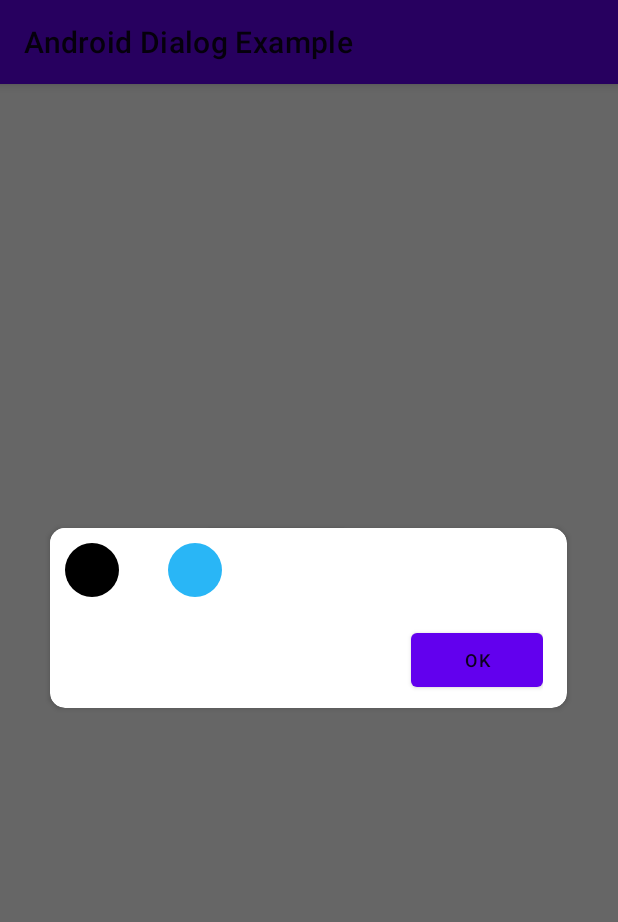
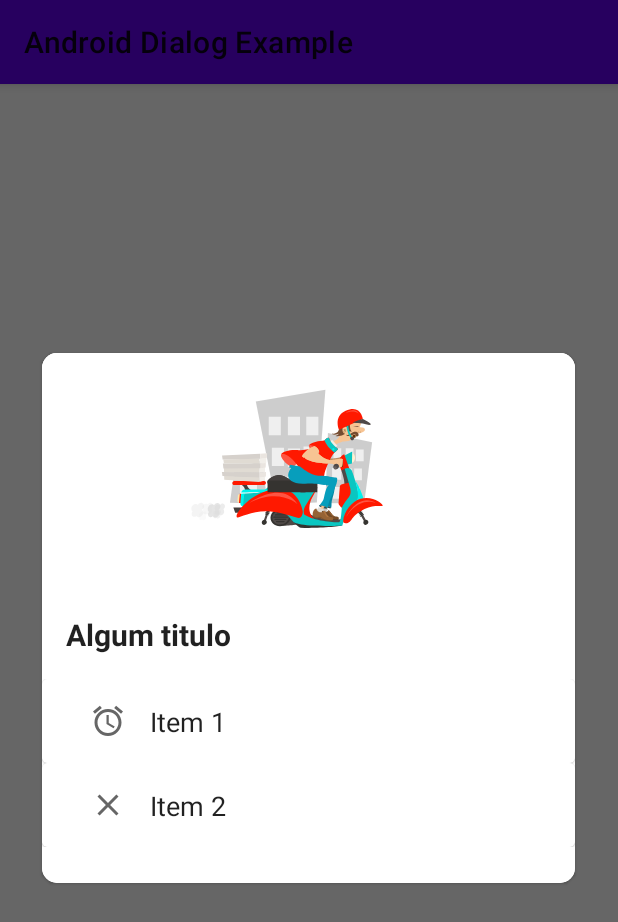
Before and after one commit to jhonatansabadi/android-dialog, an Android app: the screen it shows after launch (MainActivity), after a tap on "BUTTON", on a phone screen of 412 x 824 dp. Shown: the top 922 px of the screen. Run offline under Robolectric (Android 15) with nearby library versions, the phone set to English and light mode, and no system bars; libraries missing offline, so code that uses them is left out: org.jetbrains.anko.

Commit message:
Adicionado lottie no multidialog e melhorias d elayout

```diff
--- a/android-dialog/src/main/java/jhonatan/sabadi/android_dialog/dialog/BaseDialog.kt
+++ b/android-dialog/src/main/java/jhonatan/sabadi/android_dialog/dialog/BaseDialog.kt
@@ -2,17 +2,23 @@ package jhonatan.sabadi.android_dialog.dialog
 
 import android.app.Activity
 import android.app.AlertDialog
+import android.content.res.ColorStateList
 import android.graphics.Color
 import android.graphics.Typeface
 import android.graphics.drawable.ColorDrawable
 import android.util.TypedValue
 import android.view.View
 import androidx.core.content.ContextCompat
+import com.airbnb.lottie.LottieDrawable
 import com.bumptech.glide.Glide
 import jhonatan.sabadi.android_dialog.R
 import kotlinx.android.synthetic.main.base_dialog.view.*
+import kotlinx.android.synthetic.main.base_dialog.view.titleDialog
 import kotlinx.android.synthetic.main.base_dialog_actions.view.*
+import kotlinx.android.synthetic.main.lottie_dialog.view.*
+import kotlinx.android.synthetic.main.multi_item_dialog.view.*
 import kotlinx.android.synthetic.main.simple_dialog.view.*
+import kotlinx.android.synthetic.main.simple_dialog.view.imageDialog
 import org.jetbrains.anko.internals.AnkoInternals
 import org.jetbrains.anko.textColor
 
@@ -134,6 +140,15 @@ open class BaseDialog(
                 .into(customView.imageDialog)
     }
 
+    fun setLottieImage(lottieIMage: String) {
+        showLottieImage = true
+        customView.lottieDialog.apply {
+            setAnimation(lottieIMage)
+            repeatCount = LottieDrawable.INFINITE
+            playAnimation()
+        }
+    }
+
     fun actionButton(title: String = "YES", callback: (dialog: AlertDialog) -> Unit) {
         showBothButtons()
         customView.actionButtonDialog?.text = title.toUpperCase()
@@ -171,14 +186,41 @@ open class BaseDialog(
         customView.okButtonDialog?.visibility = View.VISIBLE
     }
 
-    var actionButtonTextColor = R.color.black
+    var actionButtonTextColor = R.attr.colorControlNormal
         set(value) {
             customView.actionButtonDialog?.textColor = ContextCompat.getColor(activity, value)
         }
 
-    var neutralButtonTextColor = R.color.black
+    var neutralButtonTextColor = R.attr.colorControlNormal
         set(value) {
             customView.neutralButtonDialog?.textColor = ContextCompat.getColor(activity, value)
+        }
+
+    fun setOkButtonIcon(iconRes: Int, color: Int? = null) {
+        customView.okButtonDialog.apply {
+            icon = activity.getDrawable(iconRes)
+            color?.let {
+                iconTint = ColorStateList.valueOf(ContextCompat.getColor(activity, color))
+            }
+        }
+    }
+
+    fun setActionButtonIcon(iconRes: Int, color: Int? = null) {
+        customView.actionButtonDialog.apply {
+            icon = activity.getDrawable(iconRes)
+            color?.let {
+                iconTint = ColorStateList.valueOf(ContextCompat.getColor(activity, color))
+            }
+        }
+    }
+
+    fun setNeutralButtonIcon(iconRes: Int, color: Int? = null) {
+        customView.neutralButtonDialog.apply {
+            icon = activity.getDrawable(iconRes)
+            color?.let {
+                iconTint = ColorStateList.valueOf(ContextCompat.getColor(activity, color))
+            }
+        }
     }
 
     private var showImage: Boolean
@@ -188,4 +230,12 @@ open class BaseDialog(
                 customView.imageDialog?.visibility = View.VISIBLE
             }
         }
+
+    private var showLottieImage: Boolean
+        get() = false
+        set(value) {
+            if (value) {
+                customView.lottieDialog?.visibility = View.VISIBLE
             }
+        }
+}
--- a/android-dialog/src/main/java/jhonatan/sabadi/android_dialog/dialog/MultiItemDialog.kt
+++ b/android-dialog/src/main/java/jhonatan/sabadi/android_dialog/dialog/MultiItemDialog.kt
@@ -1,7 +1,6 @@
 package com.android.androiddialog.dialog
 
 import android.app.Activity
-import android.app.AlertDialog
 import android.view.View
 import androidx.recyclerview.widget.LinearLayoutManager
 import com.android.androiddialog.adapter.MultiItemAdapter
@@ -12,9 +11,10 @@ import jhonatan.sabadi.android_dialog.dialog.BaseDialog
 import kotlinx.android.synthetic.main.multi_item_dialog.view.*
 
 class MultiItemDialog(
-    activity: Activity,
-    val itens: MutableList<String>,
-    val icons: MutableList<Int>? = null
+        activity: Activity,
+        val itens: MutableList<String>,
+        val icons: MutableList<Int>? = null,
+        val icon: Int? = null
 ) : BaseDialog(activity, R.layout.multi_item_dialog), OnRecyclerClickListener {
 
     private var onItemClick: OnItemClickListener? = null
@@ -50,19 +50,40 @@ class MultiItemDialog(
     }
 
     private fun initRecyclerView() {
+        val iconsfilled = getIconsFullfilled(icon)
         customView.recyclerViewDialog.apply {
             layoutManager = LinearLayoutManager(activity)
-            adapter = MultiItemAdapter(itens, icons, this@MultiItemDialog)
+            adapter = MultiItemAdapter(itens, icons ?: iconsfilled, this@MultiItemDialog)
             hasFixedSize()
             isNestedScrollingEnabled = true
         }
     }
+
+    private fun getIconsFullfilled(icon: Int?): MutableList<Int> {
+        val iconsfilled = mutableListOf<Int>()
+        if (icons.isNullOrEmpty()) {
+            itens.forEach {
+                icon?.let {
+                    iconsfilled?.add(icon)
+                }
+            }
+        }
+        return iconsfilled
+    }
 }
 
 fun Activity.multiItemDialog(
-    itens: MutableList<String>,
-    icons: MutableList<Int>? = null,
-    init: (MultiItemDialog.() -> Unit)
+        itens: MutableList<String>,
+        icons: MutableList<Int>? = null,
+        init: (MultiItemDialog.() -> Unit)
 ) {
     MultiItemDialog(this, itens, icons).apply(init)
 }
+
+fun Activity.multiItemDialog(
+        itens: MutableList<String>,
+        icon: Int? = null,
+        init: (MultiItemDialog.() -> Unit)
+) {
+    MultiItemDialog(this, itens, null, icon).apply(init)
+}
--- a/android-dialog/src/main/res/layout/base_dialog_actions.xml
+++ b/android-dialog/src/main/res/layout/base_dialog_actions.xml
@@ -1,7 +1,6 @@
 <?xml version="1.0" encoding="utf-8"?>
 <androidx.constraintlayout.widget.ConstraintLayout xmlns:android="http://schemas.android.com/apk/res/android"
     xmlns:app="http://schemas.android.com/apk/res-auto"
-    xmlns:tools="http://schemas.android.com/tools"
     android:layout_width="match_parent"
     android:layout_height="wrap_content"
     android:paddingStart="12dp"
@@ -25,10 +24,9 @@
         android:textColor="?android:attr/textColorPrimary"
         android:textSize="12sp"
         android:visibility="visible"
-        app:icon="@drawable/ic_close"
         android:layout_marginEnd="8dp"
         app:iconSize="16dp"
-        app:iconTint="?android:attr/textColorPrimary"
+        app:iconTint="?android:attr/colorControlNormal"
         app:layout_constraintEnd_toStartOf="@+id/actionButtonDialog"
         app:layout_constraintStart_toStartOf="parent"
         app:layout_constraintTop_toTopOf="parent" />
@@ -39,10 +37,9 @@
         android:layout_height="wrap_content"
         android:layout_marginStart="8dp"
         android:text="action"
-        android:textColor="?android:attr/textColorPrimary"
+        android:textColor="@color/white"
         android:textSize="12sp"
-        app:icon="@drawable/ic_directions_walk_black_24dp"
-        app:iconTint="?android:attr/textColorPrimary"
+        app:iconTint="@color/white"
         app:layout_constraintEnd_toEndOf="parent"
         app:layout_constraintStart_toEndOf="@+id/neutralButtonDialog"
         app:layout_constraintTop_toTopOf="parent" />
@@ -52,32 +49,12 @@
         android:layout_width="wrap_content"
         android:layout_height="wrap_content"
         android:text="ok"
-        android:visibility="visible"
-        android:textColor="?android:attr/textColorPrimary"
-        android:textSize="12sp"
+        android:visibility="gone"
+        android:textColor="@color/white"
+        android:textStyle="bold"
         app:layout_constraintEnd_toEndOf="parent"
         app:layout_constraintTop_toBottomOf="@+id/actionButtonDialog" />
 
-    <Button
-        android:visibility="gone"
-        android:id="@+id/cancelButtonDialog"
-        android:layout_width="wrap_content"
-        android:layout_height="wrap_content"
-        android:layout_marginEnd="16dp"
-        android:text="Button"
-        app:layout_constraintBottom_toBottomOf="@+id/okButtonDialog"
-        app:layout_constraintEnd_toStartOf="@+id/okButtonDialog"
-        app:layout_constraintTop_toTopOf="parent" />
-
-    <Button
-        android:id="@+id/defaultButtonDialog"
-        android:layout_width="wrap_content"
-        android:layout_height="wrap_content"
-        android:text="Button"
-        android:visibility="gone"
-        app:layout_constraintBottom_toBottomOf="@+id/okButtonDialog"
-        app:layout_constraintStart_toStartOf="parent"
-        app:layout_constraintTop_toTopOf="@+id/okButtonDialog" />
 
 
 </androidx.constraintlayout.widget.ConstraintLayout>
--- a/android-dialog/src/main/res/layout/multi_item_dialog.xml
+++ b/android-dialog/src/main/res/layout/multi_item_dialog.xml
@@ -6,64 +6,94 @@
     android:layout_width="match_parent"
     android:layout_height="wrap_content">
 
-    <androidx.cardview.widget.CardView
+    <com.google.android.material.card.MaterialCardView
         android:layout_width="match_parent"
         android:layout_height="wrap_content"
         android:layout_gravity="center_horizontal"
         android:layout_margin="18dp"
         android:layout_marginBottom="32dp"
-        android:background="@drawable/delete"
-        android:gravity="center_horizontal"
-        android:orientation="vertical"
+        app:cardCornerRadius="10dp"
         app:cardBackgroundColor="?android:attr/colorBackground"
-        app:cardCornerRadius="10dp"
-        app:cardPreventCornerOverlap="true"
-        app:cardUseCompatPadding="true"
         app:layout_constraintBottom_toBottomOf="parent"
         app:layout_constraintEnd_toEndOf="parent"
         app:layout_constraintStart_toStartOf="parent"
         app:layout_constraintTop_toTopOf="parent">
 
-        <LinearLayout
+        <androidx.constraintlayout.widget.ConstraintLayout
+            android:background="?android:attr/colorBackground"
             android:id="@+id/constraint_multi_choice"
             android:layout_width="match_parent"
             android:layout_height="match_parent"
-			android:background="?android:attr/colorBackground"
             android:orientation="vertical">
+
+
+            <com.airbnb.lottie.LottieAnimationView
+                android:id="@+id/lottieDialog"
+                android:layout_width="0dp"
+                android:layout_height="150dp"
+                android:visibility="gone"
+                android:scaleType="centerCrop"
+                app:layout_constraintEnd_toEndOf="parent"
+                app:layout_constraintStart_toStartOf="parent"
+                app:layout_constraintTop_toTopOf="parent" />
 
             <androidx.appcompat.widget.AppCompatImageView
                 android:id="@+id/imageDialog"
                 android:layout_width="match_parent"
                 android:layout_height="150dp"
                 android:scaleType="centerCrop"
-                android:visibility="gone" />
+                android:visibility="gone"
+                app:layout_constraintEnd_toEndOf="parent"
+                app:layout_constraintStart_toStartOf="parent"
+                app:layout_constraintTop_toBottomOf="@+id/lottieDialog" />
 
-            <TextView
+
+            <com.google.android.material.textview.MaterialTextView
                 android:id="@+id/titleDialog"
-                android:layout_width="match_parent"
+                android:layout_width="0dp"
                 android:layout_height="wrap_content"
                 android:layout_marginStart="16dp"
                 android:layout_marginTop="24dp"
                 android:layout_marginEnd="16dp"
+                android:text="Title"
                 android:textColor="?android:attr/textColorPrimary"
                 android:textSize="20sp"
                 android:textStyle="normal|bold"
-                android:visibility="gone" />
+                android:visibility="gone"
+                app:layout_constraintEnd_toEndOf="parent"
+                app:layout_constraintStart_toStartOf="parent"
+                app:layout_constraintTop_toBottomOf="@+id/imageDialog" />
 
             <androidx.core.widget.NestedScrollView
+                android:id="@+id/nestedScrollView3"
                 android:layout_width="match_parent"
-                android:layout_height="match_parent"
+                android:layout_height="wrap_content"
+                android:layout_marginTop="8dp"
                 android:background="?android:attr/colorBackground"
-                app:layout_constraintEnd_toEndOf="parent">
+                app:layout_constraintEnd_toEndOf="parent"
+                app:layout_constraintStart_toStartOf="parent"
+                app:layout_constraintTop_toBottomOf="@+id/titleDialog">
 
                 <androidx.recyclerview.widget.RecyclerView
-                    tools:listitem="@layout/recycler_multi_item"
-                    tools:itemCount="5"
                     android:id="@+id/recyclerViewDialog"
                     android:layout_width="match_parent"
-                    android:layout_height="match_parent" />
+                    android:layout_height="match_parent"
+                    android:overScrollMode="never"
+                    android:paddingTop="8dp"
+                    android:paddingBottom="8dp"
+                    tools:itemCount="5"
+                    tools:listitem="@layout/recycler_multi_item" />
             </androidx.core.widget.NestedScrollView>
 
-        </LinearLayout>
-    </androidx.cardview.widget.CardView>
+            <include
+                android:id="@+id/include2"
+                layout="@layout/base_dialog_actions"
+                android:layout_width="0dp"
+                android:layout_height="wrap_content"
+                app:layout_constraintEnd_toEndOf="parent"
+                app:layout_constraintStart_toStartOf="parent"
+                app:layout_constraintTop_toBottomOf="@+id/nestedScrollView3" />
+
+        </androidx.constraintlayout.widget.ConstraintLayout>
+    </com.google.android.material.card.MaterialCardView>
 </androidx.constraintlayout.widget.ConstraintLayout>
--- a/android-dialog/src/main/res/layout/recycler_multi_item.xml
+++ b/android-dialog/src/main/res/layout/recycler_multi_item.xml
@@ -1,16 +1,20 @@
 <?xml version="1.0" encoding="utf-8"?>
 
-<androidx.constraintlayout.widget.ConstraintLayout xmlns:android="http://schemas.android.com/apk/res/android"
+<com.google.android.material.card.MaterialCardView xmlns:android="http://schemas.android.com/apk/res/android"
     xmlns:app="http://schemas.android.com/apk/res-auto"
-    xmlns:tools="http://schemas.android.com/tools"
+    android:layout_width="match_parent"
+    android:layout_height="wrap_content"
+    app:cardBackgroundColor="?android:attr/colorBackground">
+
+    <androidx.constraintlayout.widget.ConstraintLayout
         android:id="@+id/linearLayout"
         android:layout_width="match_parent"
         android:layout_height="wrap_content"
-    android:textColor="?android:attr/colorBackground"
-    android:paddingLeft="8dp"
+        android:paddingLeft="16dp"
         android:paddingTop="8dp"
-    android:paddingEnd="8dp"
-    android:paddingBottom="8dp">
+        android:paddingEnd="16dp"
+        android:paddingBottom="8dp"
+        android:background="?android:attr/colorBackground">
 
         <ImageView
             android:id="@+id/iconRecyclerDialog"
@@ -19,6 +23,7 @@
             android:layout_marginLeft="16dp"
             android:layout_marginTop="8dp"
             android:layout_marginBottom="8dp"
+            android:contentDescription="TODO"
             android:visibility="gone"
             app:layout_constraintBottom_toBottomOf="parent"
             app:layout_constraintStart_toStartOf="parent"
@@ -32,10 +37,11 @@
             android:layout_marginStart="16dp"
             android:text="@string/title_dialog"
             android:textColor="?android:attr/textColorPrimary"
-        android:textSize="16sp"
+            android:textSize="18sp"
             app:layout_constraintBottom_toBottomOf="parent"
             app:layout_constraintEnd_toEndOf="parent"
             app:layout_constraintStart_toEndOf="@+id/iconRecyclerDialog"
             app:layout_constraintTop_toTopOf="parent" />
 
     </androidx.constraintlayout.widget.ConstraintLayout>
+</com.google.android.material.card.MaterialCardView>
--- a/app/src/main/java/jhonatan/sabadi/androiddialogexample/MainActivity.kt
+++ b/app/src/main/java/jhonatan/sabadi/androiddialogexample/MainActivity.kt
@@ -2,9 +2,7 @@ package jhonatan.sabadi.androiddialogexample
 
 import android.os.Bundle
 import androidx.appcompat.app.AppCompatActivity
-import com.android.androiddialog.dialog.colorPickerDialog
-import com.android.androiddialog.dialog.lottieDialog
-import com.android.androiddialog.dialog.simpleDialog
+import com.android.androiddialog.dialog.multiItemDialog
 import kotlinx.android.synthetic.main.activity_main.*
 
 class MainActivity : AppCompatActivity() {
@@ -13,14 +11,9 @@ class MainActivity : AppCompatActivity() {
         setContentView(R.layout.activity_main)
 
         button.setOnClickListener {
-            colorPickerDialog(mutableListOf(R.color.black, R.color.blue)) {
-                okButton {
-                    it.dismiss()
-                    simpleDialog {
-                        setImage(R.drawable.ic_launcher_foreground)
-                        title = "teste"
-                    }
-                }
+            multiItemDialog(mutableListOf("Item 1", "Item 2"), mutableListOf(R.drawable.ic_alarm, R.drawable.ic_close)) {
+                setLottieImage("moto.json")
+                title = "Algum titulo"
             }
 //            colorPickerDialog(mutableListOf(Color.BLUE, Color.BLACK))  {
 //                title = "Teste"
```
Lines whose indentation alone changed are shown as unchanged.
